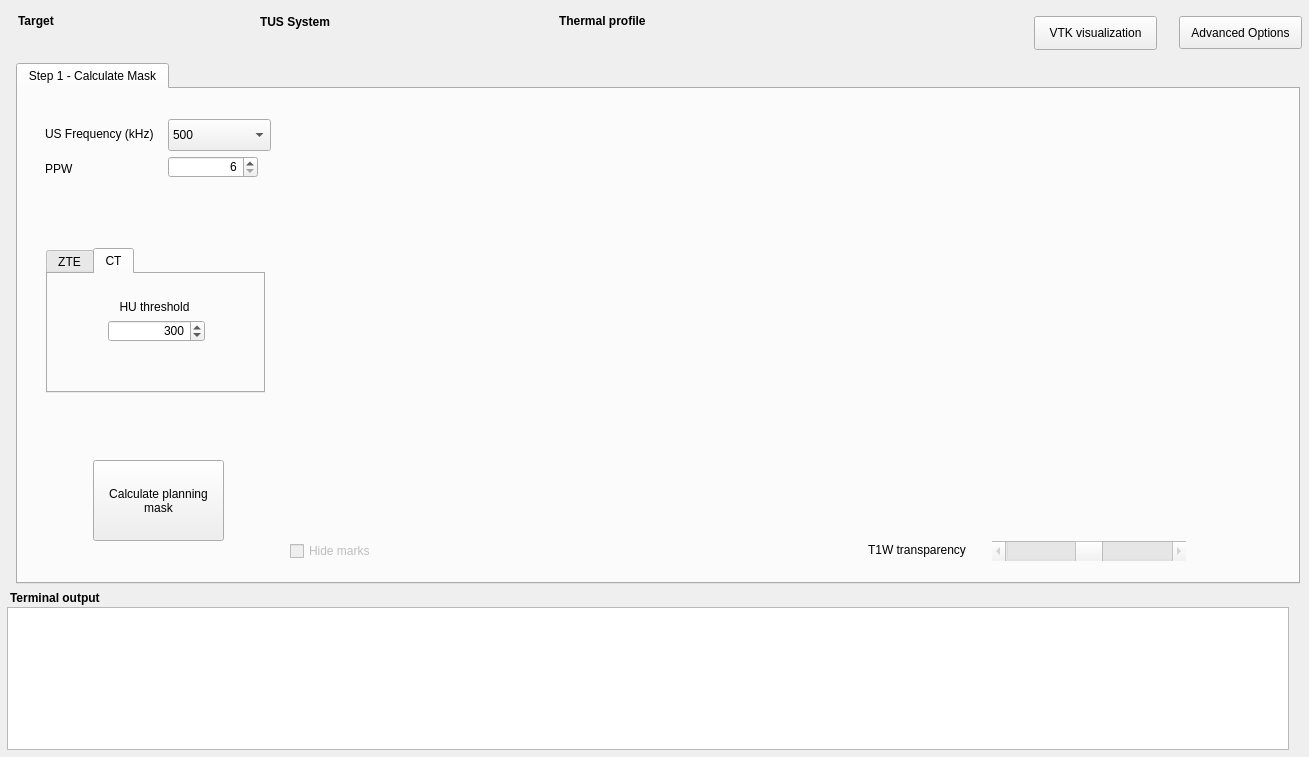
Above: BabelBrain/form.ui from ProteusMRIgHIFU/BabelBrain before the change. Below: the same form after it.
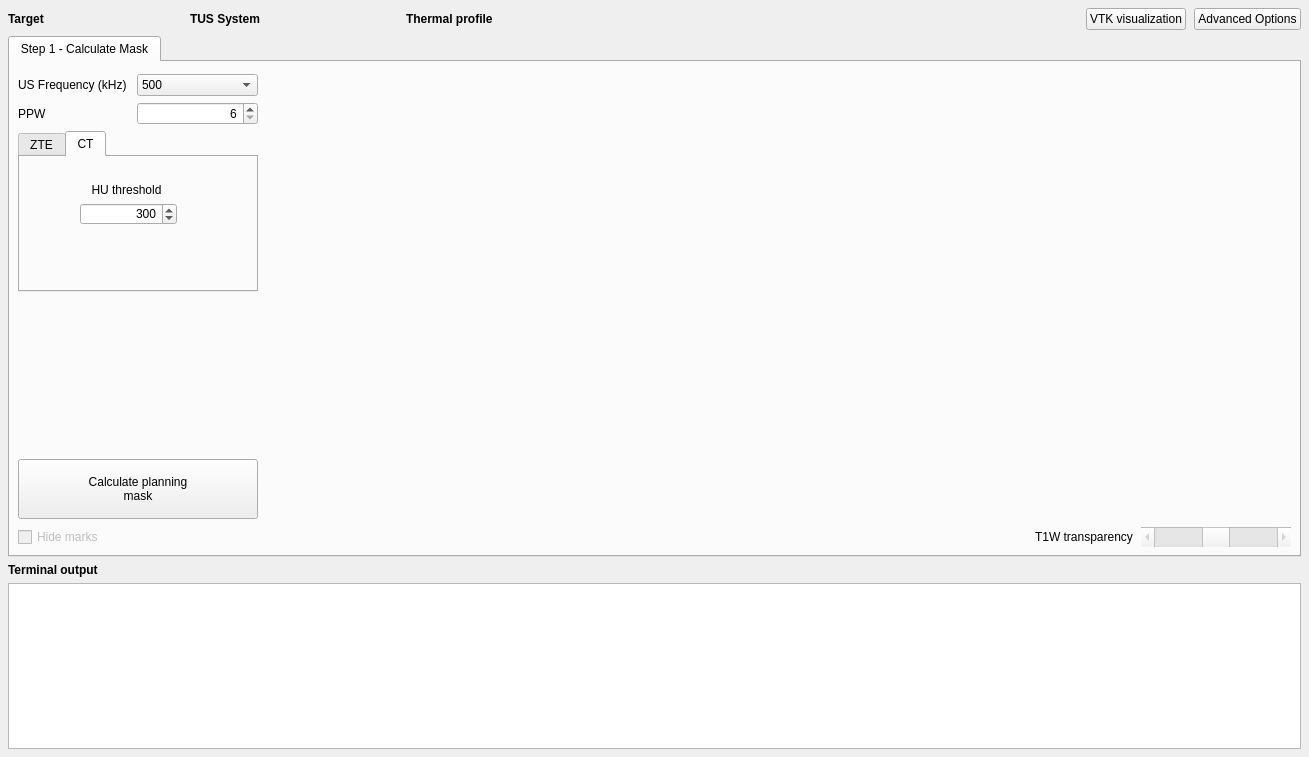
That is the form after the change.

Diff of the .ui file:
```diff
--- a/BabelBrain/form.ui
+++ b/BabelBrain/form.ui
@@ -16,6 +16,28 @@
   <property name="layoutDirection">
    <enum>Qt::LayoutDirection::LeftToRight</enum>
   </property>
+  <layout class="QVBoxLayout" name="rootLayout">
+   <property name="leftMargin">
+    <number>8</number>
+   </property>
+   <property name="topMargin">
+    <number>8</number>
+   </property>
+   <property name="rightMargin">
+    <number>8</number>
+   </property>
+   <property name="bottomMargin">
+    <number>8</number>
+   </property>
+   <property name="spacing">
+    <number>6</number>
+   </property>
+   <item>
+    <layout class="QHBoxLayout" name="topBarLayout">
+     <property name="spacing">
+      <number>8</number>
+     </property>
+     <item>
   <widget class="QLabel" name="label_2">
    <property name="geometry">
     <rect>
@@ -34,6 +56,8 @@
     <string>Target</string>
    </property>
   </widget>
+     </item>
+     <item>
   <widget class="QLabel" name="IDLabel">
    <property name="geometry">
     <rect>
@@ -55,7 +79,207 @@
    <property name="text">
     <string/>
    </property>
-  </widget>
+       <property name="minimumSize">
+        <size>
+         <width>110</width>
+         <height>0</height>
+        </size>
+       </property>
+      </widget>
+     </item>
+     <item>
+      <spacer name="spacer_sect1">
+       <property name="orientation">
+        <enum>Qt::Orientation::Horizontal</enum>
+       </property>
+       <property name="sizeType" stdset="0">
+        <enum>QSizePolicy::Fixed</enum>
+       </property>
+       <property name="sizeHint" stdset="0">
+        <size>
+         <width>20</width>
+         <height>20</height>
+        </size>
+       </property>
+      </spacer>
+     </item>
+     <item>
+      <widget class="QLabel" name="label_3">
+       <property name="geometry">
+        <rect>
+         <x>260</x>
+         <y>12</y>
+         <width>100</width>
+         <height>20</height>
+        </rect>
+       </property>
+       <property name="font">
+        <font>
+         <bold>true</bold>
+        </font>
+       </property>
+       <property name="text">
+        <string>TUS System</string>
+       </property>
+      </widget>
+     </item>
+     <item>
+      <widget class="QLabel" name="TXLabel">
+       <property name="geometry">
+        <rect>
+         <x>360</x>
+         <y>11</y>
+         <width>111</width>
+         <height>21</height>
+        </rect>
+       </property>
+       <property name="font">
+        <font>
+         <pointsize>13</pointsize>
+         <bold>true</bold>
+        </font>
+       </property>
+       <property name="styleSheet">
+        <string notr="true">color:rgb(22, 110, 255)</string>
+       </property>
+       <property name="text">
+        <string/>
+       </property>
+       <property name="minimumSize">
+        <size>
+         <width>110</width>
+         <height>0</height>
+        </size>
+       </property>
+      </widget>
+     </item>
+     <item>
+      <spacer name="spacer_sect2">
+       <property name="orientation">
+        <enum>Qt::Orientation::Horizontal</enum>
+       </property>
+       <property name="sizeType" stdset="0">
+        <enum>QSizePolicy::Fixed</enum>
+       </property>
+       <property name="sizeHint" stdset="0">
+        <size>
+         <width>20</width>
+         <height>20</height>
+        </size>
+       </property>
+      </spacer>
+     </item>
+     <item>
+      <widget class="QLabel" name="label_4">
+       <property name="geometry">
+        <rect>
+         <x>559</x>
+         <y>11</y>
+         <width>100</width>
+         <height>20</height>
+        </rect>
+       </property>
+       <property name="font">
+        <font>
+         <bold>true</bold>
+        </font>
+       </property>
+       <property name="text">
+        <string>Thermal profile</string>
+       </property>
+      </widget>
+     </item>
+     <item>
+      <widget class="QLabel" name="ThermalProfileLabel">
+       <property name="geometry">
+        <rect>
+         <x>670</x>
+         <y>10</y>
+         <width>206</width>
+         <height>21</height>
+        </rect>
+       </property>
+       <property name="font">
+        <font>
+         <pointsize>13</pointsize>
+         <bold>true</bold>
+        </font>
+       </property>
+       <property name="styleSheet">
+        <string notr="true">color:rgb(22, 110, 255)</string>
+       </property>
+       <property name="text">
+        <string/>
+       </property>
+       <property name="minimumSize">
+        <size>
+         <width>200</width>
+         <height>0</height>
+        </size>
+       </property>
+      </widget>
+     </item>
+     <item>
+      <spacer name="spacer_push">
+       <property name="orientation">
+        <enum>Qt::Orientation::Horizontal</enum>
+       </property>
+       <property name="sizeType" stdset="0">
+        <enum>QSizePolicy::Expanding</enum>
+       </property>
+       <property name="sizeHint" stdset="0">
+        <size>
+         <width>40</width>
+         <height>20</height>
+        </size>
+       </property>
+      </spacer>
+     </item>
+     <item>
+      <widget class="QPushButton" name="vtkVisualizationqPushButton">
+       <property name="geometry">
+        <rect>
+         <x>1034</x>
+         <y>16</y>
+         <width>123</width>
+         <height>34</height>
+        </rect>
+       </property>
+       <property name="autoFillBackground">
+        <bool>false</bool>
+       </property>
+       <property name="styleSheet">
+        <string notr="true"/>
+       </property>
+       <property name="text">
+        <string>VTK visualization</string>
+       </property>
+      </widget>
+     </item>
+     <item>
+      <widget class="QPushButton" name="AdvancedOptions">
+       <property name="geometry">
+        <rect>
+         <x>1179</x>
+         <y>16</y>
+         <width>123</width>
+         <height>33</height>
+        </rect>
+       </property>
+       <property name="autoFillBackground">
+        <bool>false</bool>
+       </property>
+       <property name="styleSheet">
+        <string notr="true"/>
+       </property>
+       <property name="text">
+        <string>Advanced Options</string>
+       </property>
+      </widget>
+     </item>
+    </layout>
+   </item>
+   <item>
   <widget class="QTabWidget" name="tabWidget">
    <property name="geometry">
     <rect>
@@ -72,6 +296,82 @@
     <attribute name="title">
      <string>Step 1 - Calculate Mask</string>
     </attribute>
+      <layout class="QGridLayout" name="step1Layout">
+       <property name="leftMargin">
+        <number>8</number>
+       </property>
+       <property name="topMargin">
+        <number>8</number>
+       </property>
+       <property name="rightMargin">
+        <number>8</number>
+       </property>
+       <property name="bottomMargin">
+        <number>8</number>
+       </property>
+       <property name="horizontalSpacing">
+        <number>10</number>
+       </property>
+       <property name="verticalSpacing">
+        <number>8</number>
+       </property>
+       <item row="0" column="0">
+        <widget class="QFrame" name="step1LeftPanel">
+         <property name="frameShape">
+          <enum>QFrame::Shape::NoFrame</enum>
+         </property>
+         <property name="minimumSize">
+          <size>
+           <width>240</width>
+           <height>0</height>
+          </size>
+         </property>
+         <property name="maximumSize">
+          <size>
+           <width>260</width>
+           <height>16777215</height>
+          </size>
+         </property>
+         <layout class="QVBoxLayout" name="step1LeftLayout">
+          <property name="leftMargin">
+           <number>0</number>
+          </property>
+          <property name="topMargin">
+           <number>4</number>
+          </property>
+          <property name="rightMargin">
+           <number>0</number>
+          </property>
+          <property name="bottomMargin">
+           <number>0</number>
+          </property>
+          <property name="spacing">
+           <number>6</number>
+          </property>
+          <item>
+           <layout class="QFormLayout" name="step1FormLayout">
+            <property name="horizontalSpacing">
+             <number>10</number>
+            </property>
+            <property name="verticalSpacing">
+             <number>6</number>
+            </property>
+            <item row="0" column="0">
+             <widget class="QLabel" name="label_11">
+              <property name="geometry">
+               <rect>
+                <x>27</x>
+                <y>35</y>
+                <width>120</width>
+                <height>20</height>
+               </rect>
+              </property>
+              <property name="text">
+               <string>US Frequency (kHz)</string>
+              </property>
+             </widget>
+            </item>
+            <item row="0" column="1">
     <widget class="QComboBox" name="USMaskkHzDropDown">
      <property name="geometry">
       <rect>
@@ -90,19 +390,8 @@
       </property>
      </item>
     </widget>
-    <widget class="QLabel" name="label_11">
-     <property name="geometry">
-      <rect>
-       <x>27</x>
-       <y>35</y>
-       <width>120</width>
-       <height>20</height>
-      </rect>
-     </property>
-     <property name="text">
-      <string>US Frequency (kHz)</string>
-     </property>
-    </widget>
+            </item>
+            <item row="1" column="0">
     <widget class="QLabel" name="label_16">
      <property name="geometry">
       <rect>
@@ -116,6 +405,8 @@
       <string>PPW</string>
      </property>
     </widget>
+            </item>
+            <item row="1" column="1">
     <widget class="QDoubleSpinBox" name="USPPWSpinBox">
      <property name="geometry">
       <rect>
@@ -144,36 +435,10 @@
       <double>6.000000000000000</double>
      </property>
     </widget>
-    <widget class="QWidget" name="USMask" native="true">
-     <property name="geometry">
-      <rect>
-       <x>260</x>
-       <y>40</y>
-       <width>1013</width>
-       <height>400</height>
-      </rect>
-     </property>
-    </widget>
-    <widget class="QPushButton" name="CalculatePlanningMask">
-     <property name="geometry">
-      <rect>
-       <x>75</x>
-       <y>371</y>
-       <width>131</width>
-       <height>81</height>
-      </rect>
-     </property>
-     <property name="autoFillBackground">
-      <bool>false</bool>
-     </property>
-     <property name="styleSheet">
-      <string notr="true"/>
-     </property>
-     <property name="text">
-      <string>Calculate planning
-mask</string>
-     </property>
-    </widget>
+            </item>
+           </layout>
+          </item>
+          <item>
     <widget class="QTabWidget" name="CTZTETabs">
      <property name="geometry">
       <rect>
@@ -264,7 +529,140 @@
        </property>
       </widget>
      </widget>
-    </widget>
+            <property name="minimumSize">
+             <size>
+              <width>219</width>
+              <height>145</height>
+             </size>
+            </property>
+           </widget>
+          </item>
+          <item>
+           <spacer name="step1LeftStretch">
+            <property name="orientation">
+             <enum>Qt::Orientation::Vertical</enum>
+            </property>
+            <property name="sizeType" stdset="0">
+             <enum>QSizePolicy::Expanding</enum>
+            </property>
+            <property name="sizeHint" stdset="0">
+             <size>
+              <width>20</width>
+              <height>40</height>
+             </size>
+            </property>
+           </spacer>
+          </item>
+          <item>
+           <widget class="QPushButton" name="CalculatePlanningMask">
+            <property name="geometry">
+             <rect>
+              <x>75</x>
+              <y>371</y>
+              <width>131</width>
+              <height>81</height>
+             </rect>
+            </property>
+            <property name="autoFillBackground">
+             <bool>false</bool>
+            </property>
+            <property name="styleSheet">
+             <string notr="true"/>
+            </property>
+            <property name="text">
+             <string>Calculate planning
+mask</string>
+            </property>
+            <property name="minimumSize">
+             <size>
+              <width>200</width>
+              <height>60</height>
+             </size>
+            </property>
+           </widget>
+          </item>
+         </layout>
+        </widget>
+       </item>
+       <item row="0" column="1">
+        <widget class="QWidget" name="USMask" native="true">
+         <property name="geometry">
+          <rect>
+           <x>260</x>
+           <y>40</y>
+           <width>1013</width>
+           <height>400</height>
+          </rect>
+         </property>
+         <property name="sizePolicy">
+          <sizepolicy hsizetype="Expanding" vsizetype="Expanding">
+           <horstretch>1</horstretch>
+           <verstretch>1</verstretch>
+          </sizepolicy>
+         </property>
+         <property name="minimumSize">
+          <size>
+           <width>600</width>
+           <height>400</height>
+          </size>
+         </property>
+        </widget>
+       </item>
+       <item row="1" column="0" colspan="2">
+        <layout class="QHBoxLayout" name="step1BottomLayout">
+         <property name="spacing">
+          <number>8</number>
+         </property>
+         <item>
+          <widget class="QCheckBox" name="HideMarkscheckBox">
+           <property name="enabled">
+            <bool>false</bool>
+           </property>
+           <property name="geometry">
+            <rect>
+             <x>272</x>
+             <y>448</y>
+             <width>100</width>
+             <height>28</height>
+            </rect>
+           </property>
+           <property name="text">
+            <string>Hide marks</string>
+           </property>
+          </widget>
+         </item>
+         <item>
+          <spacer name="step1BottomStretch">
+           <property name="orientation">
+            <enum>Qt::Orientation::Horizontal</enum>
+           </property>
+           <property name="sizeType" stdset="0">
+            <enum>QSizePolicy::Expanding</enum>
+           </property>
+           <property name="sizeHint" stdset="0">
+            <size>
+             <width>40</width>
+             <height>20</height>
+            </size>
+           </property>
+          </spacer>
+         </item>
+         <item>
+          <widget class="QLabel" name="label_6">
+           <property name="geometry">
+            <rect>
+             <x>850</x>
+             <y>451</y>
+             <width>115</width>
+             <height>20</height>
+            </rect>
+           </property>
+           <property name="text">
+            <string>T1W transparency</string>
+           </property>
+          </widget>
+         </item>
+         <item>
     <widget class="QScrollBar" name="TransparencyScrollBar">
      <property name="enabled">
       <bool>false</bool>
@@ -286,51 +684,39 @@
      <property name="orientation">
       <enum>Qt::Orientation::Horizontal</enum>
      </property>
-    </widget>
-    <widget class="QLabel" name="label_6">
-     <property name="geometry">
-      <rect>
-       <x>850</x>
-       <y>451</y>
-       <width>115</width>
+           <property name="sizePolicy">
+            <sizepolicy hsizetype="Preferred" vsizetype="Fixed">
+             <horstretch>0</horstretch>
+             <verstretch>0</verstretch>
+            </sizepolicy>
+           </property>
+           <property name="minimumSize">
+            <size>
+             <width>150</width>
        <height>20</height>
-      </rect>
-     </property>
-     <property name="text">
-      <string>T1W transparency</string>
-     </property>
-    </widget>
-    <widget class="QCheckBox" name="HideMarkscheckBox">
-     <property name="enabled">
-      <bool>false</bool>
-     </property>
-     <property name="geometry">
-      <rect>
-       <x>272</x>
-       <y>448</y>
-       <width>100</width>
-       <height>28</height>
-      </rect>
-     </property>
-     <property name="text">
-      <string>Hide marks</string>
-     </property>
-    </widget>
-   </widget>
-  </widget>
-  <widget class="QTextBrowser" name="outputTerminal">
-   <property name="geometry">
-    <rect>
-     <x>7</x>
-     <y>607</y>
-     <width>1282</width>
-     <height>143</height>
-    </rect>
-   </property>
-   <property name="readOnly">
-    <bool>true</bool>
-   </property>
-  </widget>
+            </size>
+           </property>
+          </widget>
+         </item>
+        </layout>
+       </item>
+      </layout>
+     </widget>
+     <property name="sizePolicy">
+      <sizepolicy hsizetype="Expanding" vsizetype="Expanding">
+       <horstretch>1</horstretch>
+       <verstretch>1</verstretch>
+      </sizepolicy>
+     </property>
+     <property name="minimumSize">
+      <size>
+       <width>1284</width>
+       <height>521</height>
+      </size>
+     </property>
+    </widget>
+   </item>
+   <item>
   <widget class="QLabel" name="label_18">
    <property name="geometry">
     <rect>
@@ -349,124 +735,35 @@
     <string>Terminal output</string>
    </property>
   </widget>
-  <widget class="QLabel" name="label_3">
+   </item>
+   <item>
+    <widget class="QTextBrowser" name="outputTerminal">
    <property name="geometry">
     <rect>
-     <x>260</x>
-     <y>12</y>
-     <width>100</width>
-     <height>20</height>
-    </rect>
-   </property>
-   <property name="font">
-    <font>
-     <bold>true</bold>
-    </font>
-   </property>
-   <property name="text">
-    <string>TUS System</string>
-   </property>
-  </widget>
-  <widget class="QLabel" name="TXLabel">
-   <property name="geometry">
-    <rect>
-     <x>360</x>
-     <y>11</y>
-     <width>111</width>
-     <height>21</height>
-    </rect>
-   </property>
-   <property name="font">
-    <font>
-     <pointsize>13</pointsize>
-     <bold>true</bold>
-    </font>
-   </property>
-   <property name="styleSheet">
-    <string notr="true">color:rgb(22, 110, 255)</string>
-   </property>
-   <property name="text">
-    <string/>
-   </property>
-  </widget>
-  <widget class="QLabel" name="label_4">
-   <property name="geometry">
-    <rect>
-     <x>559</x>
-     <y>11</y>
-     <width>100</width>
-     <height>20</height>
-    </rect>
-   </property>
-   <property name="font">
-    <font>
-     <bold>true</bold>
-    </font>
-   </property>
-   <property name="text">
-    <string>Thermal profile</string>
-   </property>
-  </widget>
-  <widget class="QLabel" name="ThermalProfileLabel">
-   <property name="geometry">
-    <rect>
-     <x>670</x>
-     <y>10</y>
-     <width>206</width>
-     <height>21</height>
-    </rect>
-   </property>
-   <property name="font">
-    <font>
-     <pointsize>13</pointsize>
-     <bold>true</bold>
-    </font>
-   </property>
-   <property name="styleSheet">
-    <string notr="true">color:rgb(22, 110, 255)</string>
-   </property>
-   <property name="text">
-    <string/>
-   </property>
-  </widget>
-  <widget class="QPushButton" name="AdvancedOptions">
-   <property name="geometry">
-    <rect>
-     <x>1179</x>
-     <y>16</y>
-     <width>123</width>
-     <height>33</height>
-    </rect>
-   </property>
-   <property name="autoFillBackground">
-    <bool>false</bool>
-   </property>
-   <property name="styleSheet">
-    <string notr="true"/>
-   </property>
-   <property name="text">
-    <string>Advanced Options</string>
-   </property>
-  </widget>
-  <widget class="QPushButton" name="vtkVisualizationqPushButton">
-   <property name="geometry">
-    <rect>
-     <x>1034</x>
-     <y>16</y>
-     <width>123</width>
-     <height>34</height>
-    </rect>
-   </property>
-   <property name="autoFillBackground">
-    <bool>false</bool>
-   </property>
-   <property name="styleSheet">
-    <string notr="true"/>
-   </property>
-   <property name="text">
-    <string>VTK visualization</string>
-   </property>
-  </widget>
+       <x>7</x>
+       <y>607</y>
+       <width>1282</width>
+       <height>143</height>
+      </rect>
+     </property>
+     <property name="readOnly">
+      <bool>true</bool>
+     </property>
+     <property name="sizePolicy">
+      <sizepolicy hsizetype="Expanding" vsizetype="Preferred">
+       <horstretch>1</horstretch>
+       <verstretch>0</verstretch>
+      </sizepolicy>
+     </property>
+     <property name="minimumSize">
+      <size>
+       <width>0</width>
+       <height>143</height>
+      </size>
+     </property>
+    </widget>
+   </item>
+  </layout>
  </widget>
  <tabstops>
   <tabstop>USMaskkHzDropDown</tabstop>
```
Left out of the diff: 2 changed lines with no effect on the pictures. Lines whose indentation alone changed are shown as unchanged.
